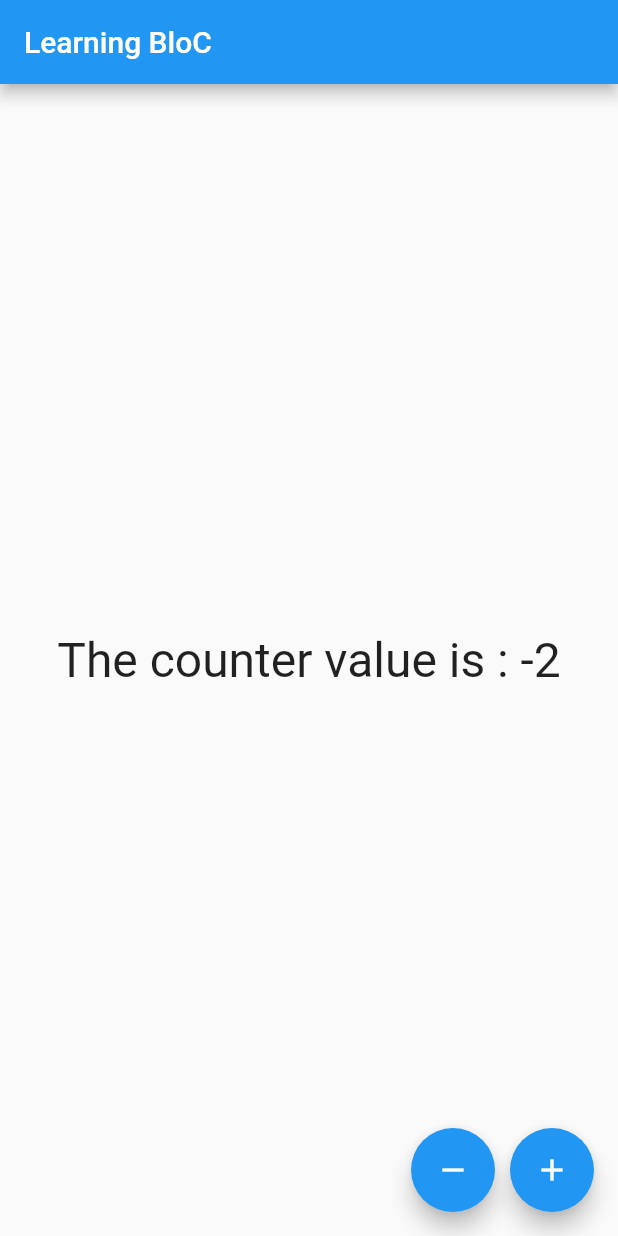
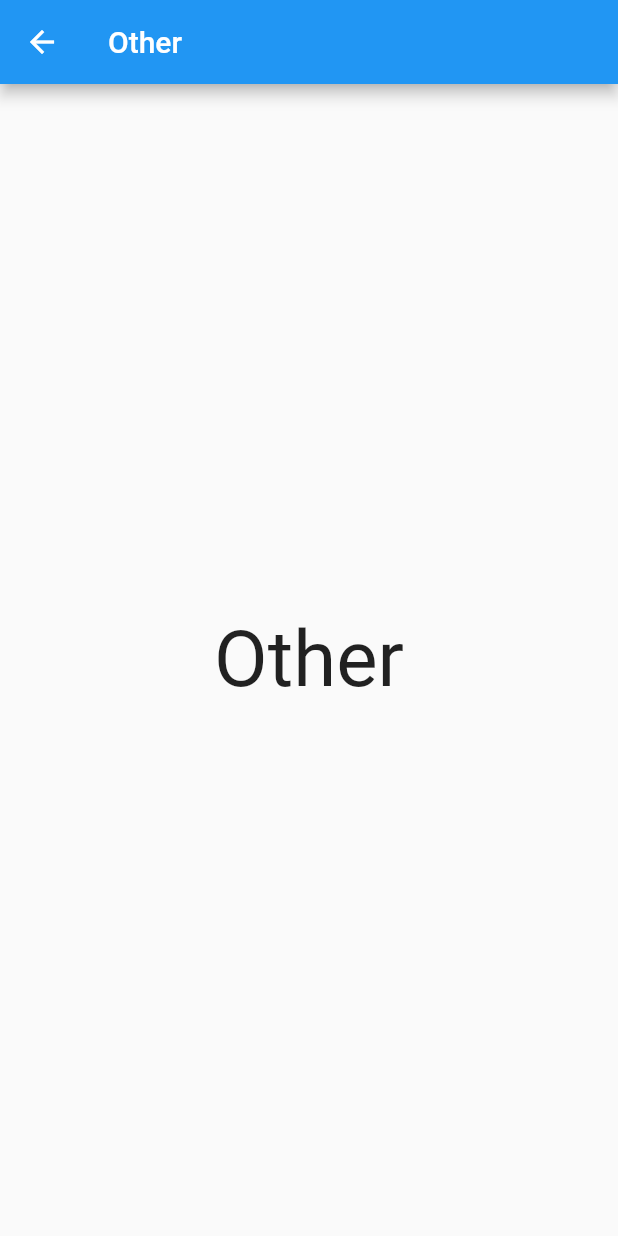
Before and after one commit to Chethan-170/flutter_bloc_example, a Flutter app: the screen it shows after launch, after a tap on the "remove" icon, on a phone screen of 412 x 824 dp. Run offline on Flutter 3.47's test engine with Material 2 defaults, Android fonts, the phone set to English and light mode, and no system bars; our stand-ins replace bloc, equatable, flutter_bloc.

Commit message:
BlocConsumer, listenWhen, buildWhen, extensions

```diff
--- a/lib/app.dart
+++ b/lib/app.dart
@@ -1,6 +1,7 @@
 import 'package:bloc_tutorial/cubics/counter/counter_cubit.dart';
 import 'package:flutter/material.dart';
 import 'package:flutter_bloc/flutter_bloc.dart';
+import 'other_page.dart';
 
 class App extends StatelessWidget {
   const App({super.key});
@@ -11,16 +12,42 @@ class App extends StatelessWidget {
       debugShowCheckedModeBanner: false,
       home: Scaffold(
         appBar: AppBar(
-          title: Text("Learning BloC"),
+          title: Text(
+              "Learning BloC - ${context.select((CounterCubit c) => c.state.counter)}"),
         ),
-        body: BlocBuilder<CounterCubit, CounterState>(
+        body: BlocConsumer<CounterCubit, CounterState>(
+          listener: (context, state) {
+            if (state.counter == 3) {
+              showDialog(
+                context: context,
+                builder: (context) {
+                  return AlertDialog(
+                    content: Text('counter is ${state.counter}'),
+                  );
+                },
+              );
+            } else if (state.counter == -1) {
+              Navigator.push(
+                context,
+                MaterialPageRoute(builder: (context) {
+                  return OtherPage();
+                }),
+              );
+            }
+          },
+          listenWhen: (previous, current) {
+            if (current.counter == 3) {
+              return false;
+            } else
+              return true;
+          },
           builder: (context, state) {
             return Column(
                 mainAxisAlignment: MainAxisAlignment.center,
                 children: <Widget>[
                   Center(
                       child: Text(
-                    'The counter value is : ${state.counter}',
+                    'The counter value is :: ${state.counter}',
                     style: TextStyle(fontSize: 32),
                   ))
                 ]);
--- a/lib/cubics/counter/counter_cubit.dart
+++ b/lib/cubics/counter/counter_cubit.dart
@@ -7,10 +7,10 @@ class CounterCubit extends Cubit<CounterState> {
   CounterCubit() : super(CounterState.initial());
 
   void increment() {
-    emit(state.copyWith(counter: state.counter + 2));
+    emit(state.copyWith(counter: state.counter + 1));
   }
 
   void decrement() {
-    emit(state.copyWith(counter: state.counter - 2));
+    emit(state.copyWith(counter: state.counter - 1));
   }
 }
--- /dev/null
+++ b/lib/other_page.dart
@@ -0,0 +1,20 @@
+import 'package:flutter/material.dart';
+
+class OtherPage extends StatelessWidget {
+  const OtherPage({Key? key}) : super(key: key);
+
+  @override
+  Widget build(BuildContext context) {
+    return Scaffold(
+      appBar: AppBar(
+        title: Text('Other'),
+      ),
+      body: Center(
+        child: Text(
+          'Other',
+          style: TextStyle(fontSize: 52.0),
+        ),
+      ),
+    );
+  }
+}
```
